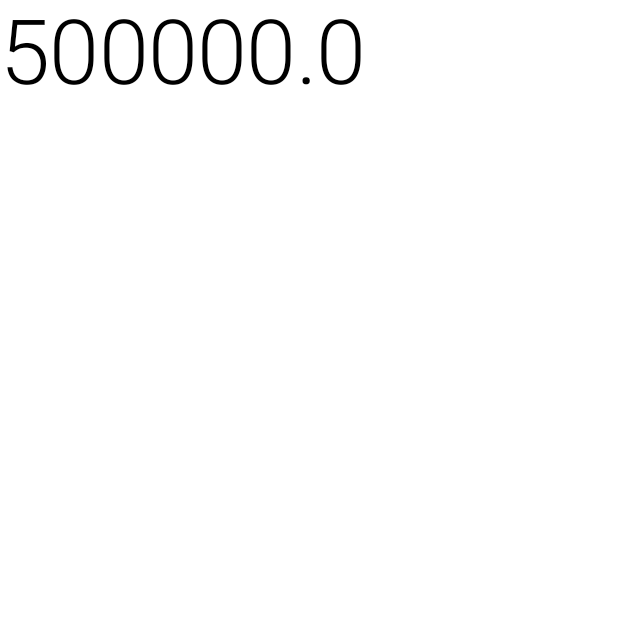
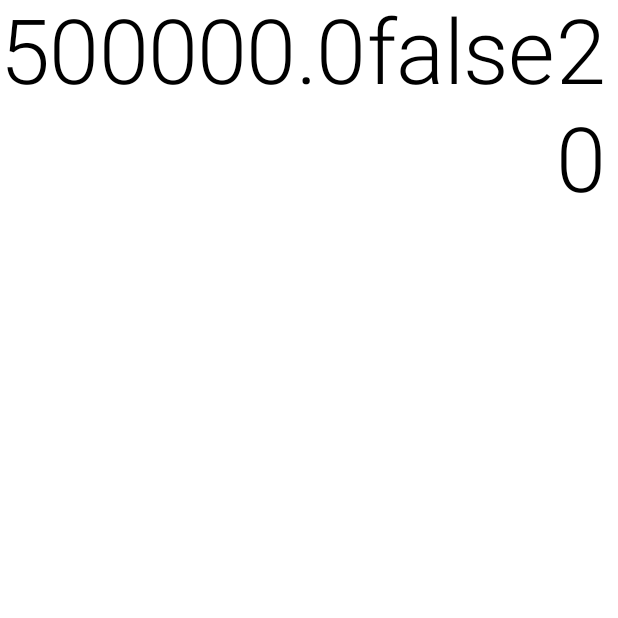
Before and after one commit to Sujoy-2811/BMI_Calculator, an Android app built with Jetpack Compose: the screen it shows after launch (MainActivity), after a tap on "Calculate Your BMI", on a phone screen of 412 x 824 dp, the top half of it. Run offline under Robolectric (Android 15) with nearby library versions, the phone set to English and light mode, and no system bars; our stand-ins replace Dagger/Hilt's generated code.

Commit message:
sending more data to other fragment

```diff
--- a/app/src/main/java/com/sj/bmicalculator/presentation/components/Calculate.kt
+++ b/app/src/main/java/com/sj/bmicalculator/presentation/components/Calculate.kt
@@ -35,6 +35,8 @@ fun Calculate(
         Button(onClick = {Log.d("Sujay", "Result : $result")
             val bundle = Bundle()
             bundle.putFloat("resultId" , result)
+            bundle.putBoolean("isMaleId", isMale)
+            bundle.putInt("ageId" , age)
         navController.navigate(id, bundle)
         }) {
 
--- a/app/src/main/java/com/sj/bmicalculator/presentation/ui/ResultFragment.kt
+++ b/app/src/main/java/com/sj/bmicalculator/presentation/ui/ResultFragment.kt
@@ -14,10 +14,18 @@ import androidx.compose.ui.platform.ComposeView
 class ResultFragment : Fragment() {
 
     var result : Float = 0f
+    var isMale : Boolean? = null
+    var age : Int = 0
     override fun onCreate(savedInstanceState: Bundle?) {
         super.onCreate(savedInstanceState)
         arguments?.getFloat("resultId")?.let {
             result =it
+        }
+        arguments?.getBoolean("isMaleId")?.let {
+            isMale=it
+        }
+        arguments?.getInt("ageId")?.let {
+            age =it
         }
     }
 
@@ -31,6 +39,8 @@ class ResultFragment : Fragment() {
             setContent {
                 Row() {
                     Text(text = "$result" , style = MaterialTheme.typography.h2)
+                    Text(text = "$isMale" , style = MaterialTheme.typography.h2)
+                    Text(text = "$age" , style = MaterialTheme.typography.h2)
 
                 }
 
```
